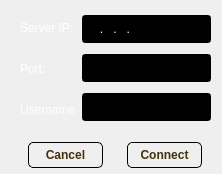
First picture: the form in src/env/menus/Ships/dlgconnection.ui, repository DC2012/DC2012, before the edit.
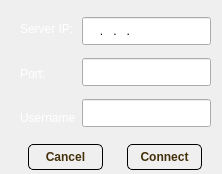
Second picture: the form after the edit. Icons and pictures are not drawn.

Commit message: changed pickyourship popup to be in game window

```diff
--- a/src/env/menus/Ships/dlgconnection.ui
+++ b/src/env/menus/Ships/dlgconnection.ui
@@ -43,9 +43,8 @@
 }
 
 QLineEdit{
-  color:#FFF;
+  color:#000;
   padding: 5px;
-  background-color:#000;
 }</string>
   </property>
   <widget class="QWidget" name="layoutWidget1">
@@ -54,7 +53,7 @@
      <x>10</x>
      <y>140</y>
      <width>211</width>
-     <height>31</height>
+     <height>35</height>
     </rect>
    </property>
    <layout class="QHBoxLayout" name="horizontalLayout">
@@ -104,7 +103,7 @@
      <x>20</x>
      <y>10</y>
      <width>191</width>
-     <height>117</height>
+     <height>127</height>
     </rect>
    </property>
    <layout class="QHBoxLayout" name="horizontalLayout_2">
```
The commit also changes 2 other files.
